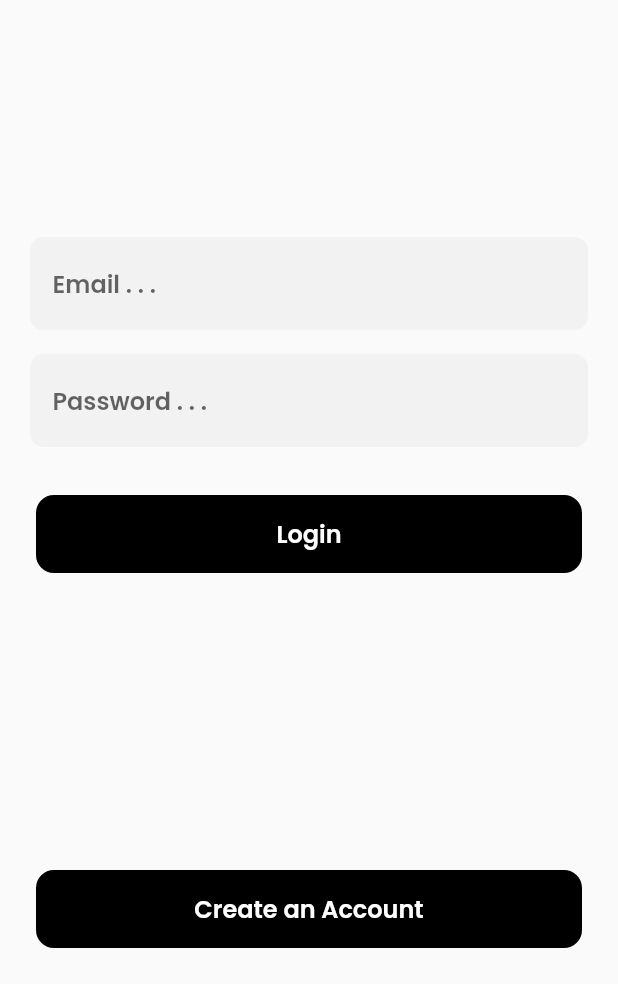
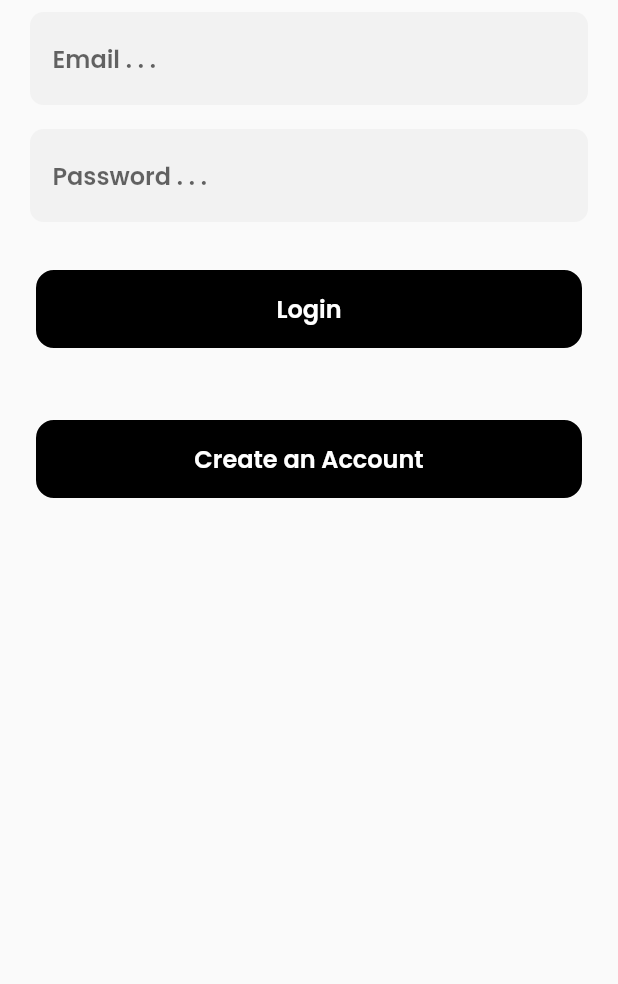
Before and after one commit to MarculescuAndrei/Newsaholics, a Flutter app: the screen it shows after launch, on a phone screen of 412 x 824 dp, the part 252-1236 px from its top. Run offline on Flutter 3.47's test engine with Material 2 defaults, Android fonts, the phone set to English and light mode, and no system bars; our stand-ins replace cached_network_image, firebase_auth, firebase_core, google_fonts, webview_flutter; accounts and stored records are empty.

Commit message:
Solved bug #12 and worked on logout #18

```diff
--- a/lib/Authentication/login_page.dart
+++ b/lib/Authentication/login_page.dart
@@ -81,6 +81,7 @@ class _LoginPageState extends State<LoginPage> {
   Widget build(BuildContext context) {
     return Scaffold(
       body: SafeArea(
+        child: SingleChildScrollView(
           child: Container(
             width: double.infinity,
             child: Column(
@@ -140,6 +141,7 @@ class _LoginPageState extends State<LoginPage> {
               ],
             )
           ),
+        ),
       )
     );
   }
--- a/lib/Views/home_page.dart
+++ b/lib/Views/home_page.dart
@@ -65,6 +65,11 @@ class _HomePageState extends State<HomePage> {
         title: Row(
           mainAxisAlignment: MainAxisAlignment.center,
           children: <Widget>[
+            TextButton(
+              child: Text("Logout"),
+              onPressed: (){
+                FirebaseAuth.instance.signOut();
+              }),
             Text("News"),
             Text("aholic", style: TextStyle(
                 color: Colors.grey
```
Lines whose indentation alone changed are shown as unchanged.
